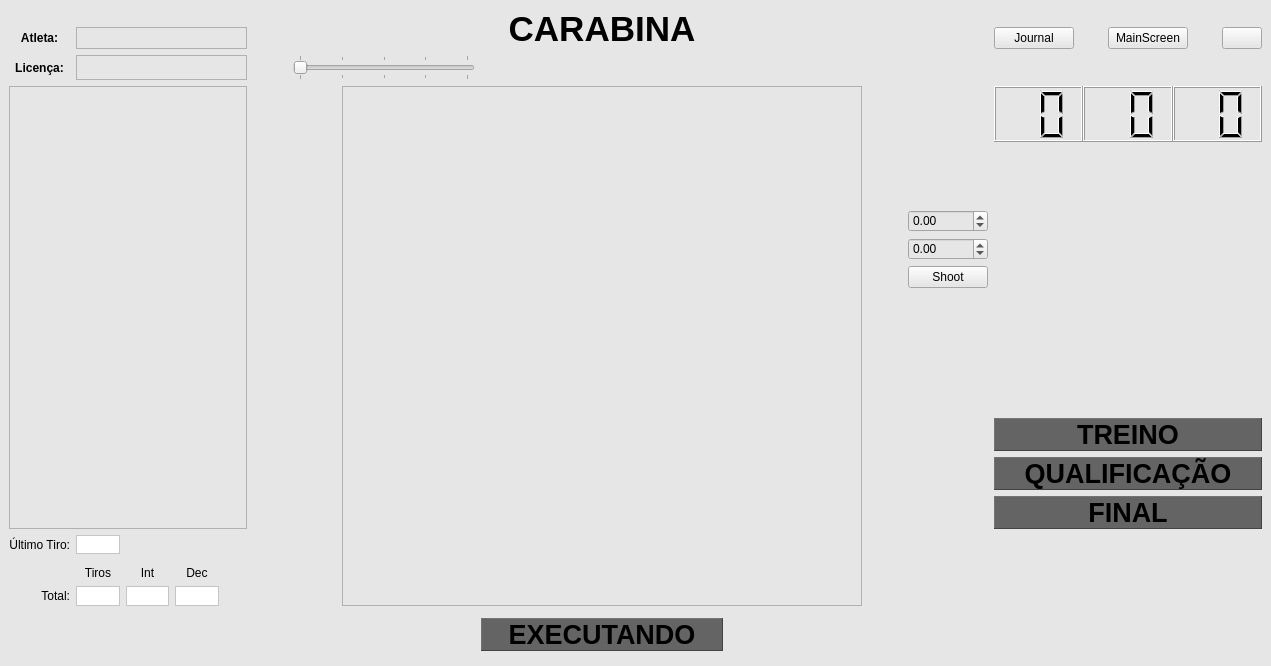
Old version of the form local_pc/gui/riflewindow.ui in the repository xBogas/ES-SACA.
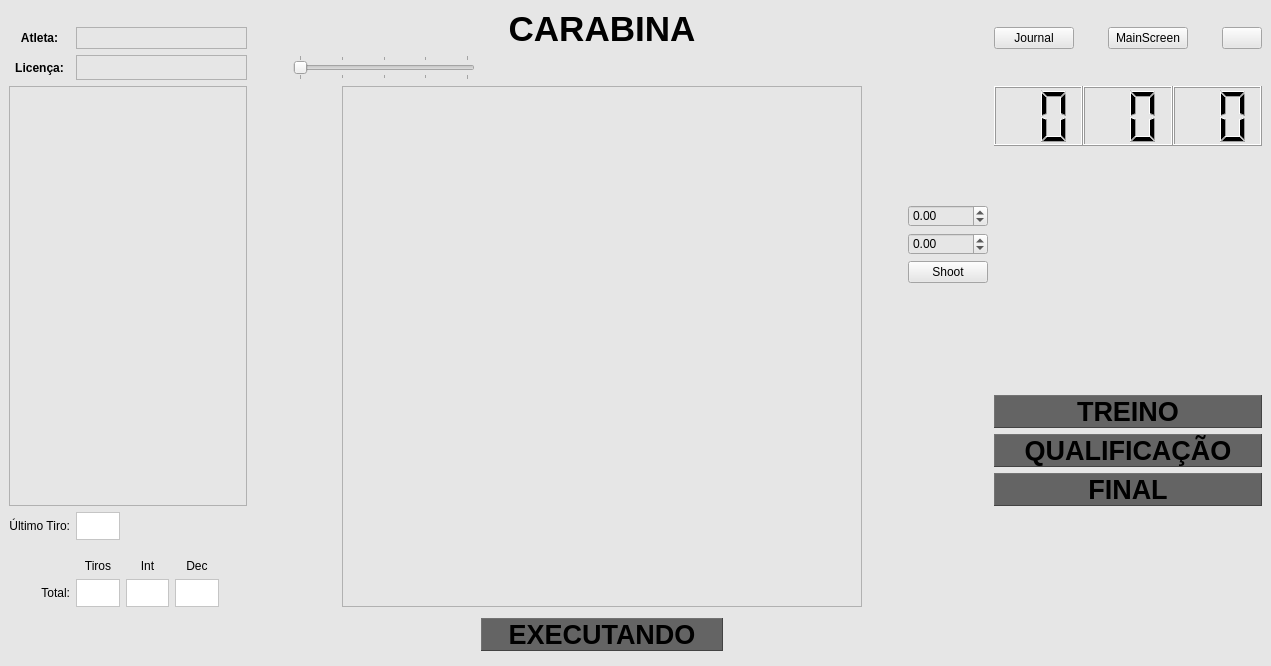
New version of the form. Icons and pictures are not drawn.

Commit message: Ajustes no layout

Patch:
```diff
--- a/local_pc/gui/riflewindow.ui
+++ b/local_pc/gui/riflewindow.ui
@@ -124,9 +124,15 @@
         <property name="sizePolicy">
          <sizepolicy hsizetype="Preferred" vsizetype="Preferred">
           <horstretch>2</horstretch>
-          <verstretch>1</verstretch>
+          <verstretch>3</verstretch>
          </sizepolicy>
         </property>
+        <property name="minimumSize">
+         <size>
+          <width>41</width>
+          <height>0</height>
+         </size>
+        </property>
         <property name="styleSheet">
          <string notr="true">background-color: rgb(255, 255, 255);</string>
         </property>
@@ -235,9 +241,15 @@
         <property name="sizePolicy">
          <sizepolicy hsizetype="Preferred" vsizetype="Preferred">
           <horstretch>2</horstretch>
-          <verstretch>1</verstretch>
+          <verstretch>3</verstretch>
          </sizepolicy>
         </property>
+        <property name="minimumSize">
+         <size>
+          <width>41</width>
+          <height>0</height>
+         </size>
+        </property>
         <property name="styleSheet">
          <string notr="true">background-color: rgb(255, 255, 255);</string>
         </property>
@@ -336,7 +348,7 @@
         <property name="sizeHint" stdset="0">
          <size>
           <width>20</width>
-          <height>45</height>
+          <height>60</height>
          </size>
         </property>
        </spacer>
@@ -603,6 +615,18 @@
           <verstretch>3</verstretch>
          </sizepolicy>
         </property>
+        <property name="minimumSize">
+         <size>
+          <width>41</width>
+          <height>0</height>
+         </size>
+        </property>
+        <property name="baseSize">
+         <size>
+          <width>0</width>
+          <height>0</height>
+         </size>
+        </property>
         <property name="styleSheet">
          <string notr="true">background-color: rgb(255, 255, 255);</string>
         </property>
@@ -657,6 +681,12 @@
           <verstretch>3</verstretch>
          </sizepolicy>
         </property>
+        <property name="minimumSize">
+         <size>
+          <width>41</width>
+          <height>0</height>
+         </size>
+        </property>
         <property name="styleSheet">
          <string notr="true">background-color: rgb(255, 255, 255);</string>
         </property>
@@ -768,6 +798,54 @@
         </property>
        </widget>
       </item>
+      <item row="11" column="6">
+       <spacer name="verticalSpacer_6">
+        <property name="orientation">
+         <enum>Qt::Vertical</enum>
+        </property>
+        <property name="sizeType">
+         <enum>QSizePolicy::Minimum</enum>
+        </property>
+        <property name="sizeHint" stdset="0">
+         <size>
+          <width>20</width>
+          <height>28</height>
+         </size>
+        </property>
+       </spacer>
+      </item>
+      <item row="12" column="6">
+       <spacer name="verticalSpacer_7">
+        <property name="orientation">
+         <enum>Qt::Vertical</enum>
+        </property>
+        <property name="sizeType">
+         <enum>QSizePolicy::Minimum</enum>
+        </property>
+        <property name="sizeHint" stdset="0">
+         <size>
+          <width>20</width>
+          <height>27</height>
+         </size>
+        </property>
+       </spacer>
+      </item>
+      <item row="13" column="6">
+       <spacer name="verticalSpacer_8">
+        <property name="orientation">
+         <enum>Qt::Vertical</enum>
+        </property>
+        <property name="sizeType">
+         <enum>QSizePolicy::Minimum</enum>
+        </property>
+        <property name="sizeHint" stdset="0">
+         <size>
+          <width>20</width>
+          <height>28</height>
+         </size>
+        </property>
+       </spacer>
+      </item>
      </layout>
     </item>
    </layout>
```
The commit also changes 1 other file.
